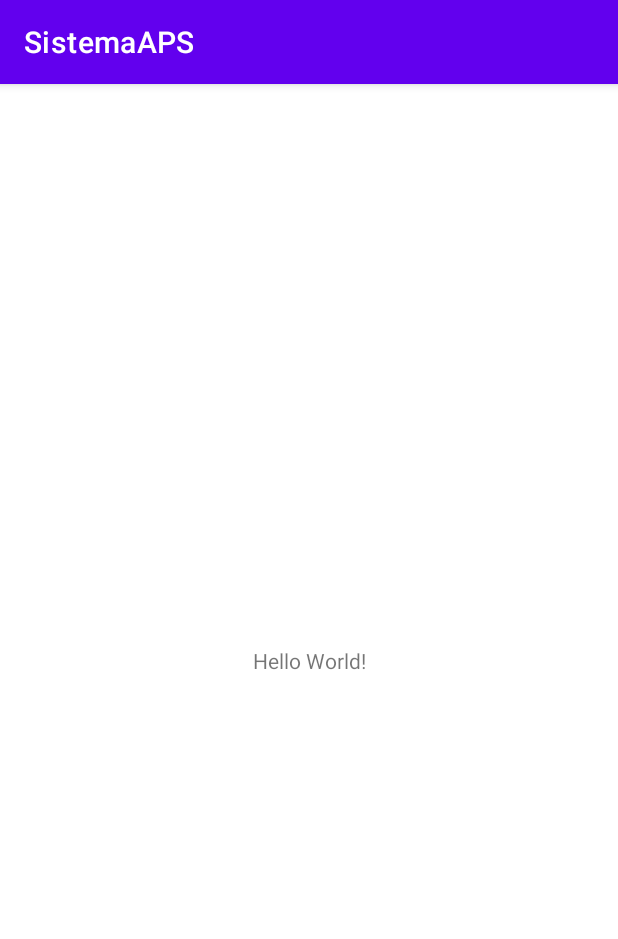
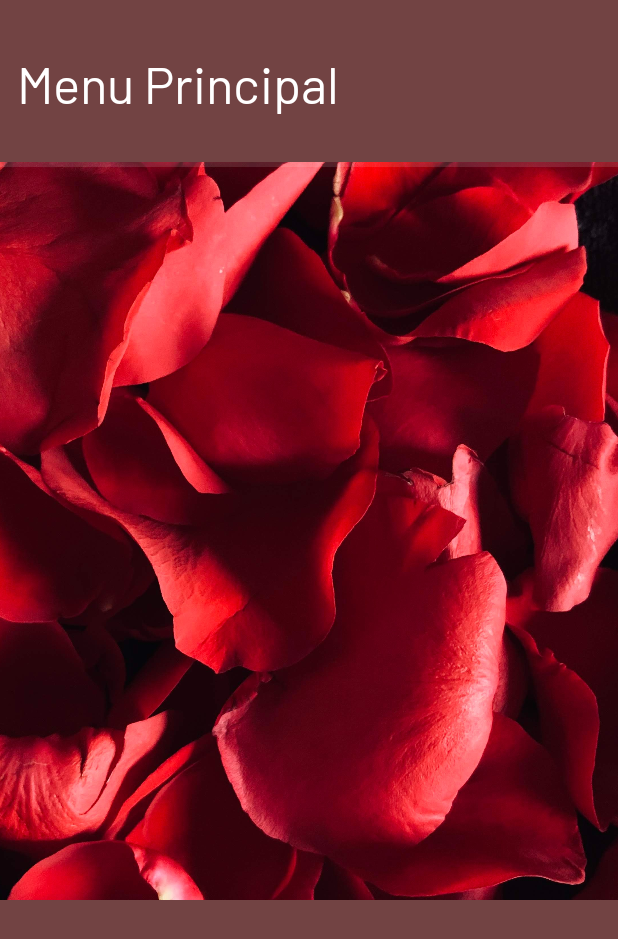
Before and after one commit to HenriqueOPeixoto/SistemaAPS, an Android app: the screen it shows after launch (MainActivity), on a phone screen of 412 x 824 dp. Shown: the top 939 px of the screen. Run offline under Robolectric (Android 15) with nearby library versions, the phone set to English and light mode, and no system bars.

Commit message:
Implement main menu image and 3 placeholder buttons

```diff
--- a/app/src/main/res/layout/activity_main.xml
+++ b/app/src/main/res/layout/activity_main.xml
@@ -4,14 +4,91 @@
     xmlns:tools="http://schemas.android.com/tools"
     android:layout_width="match_parent"
     android:layout_height="match_parent"
-    tools:context=".MainActivity">
+    android:background="#724343"
+    tools:context=".MainActivity" >
+
+    <ImageView
+        android:id="@+id/imageView"
+        android:layout_width="572dp"
+        android:layout_height="492dp"
+        android:layout_marginTop="108dp"
+        android:scaleType="centerCrop"
+        app:layout_constraintEnd_toEndOf="parent"
+        app:layout_constraintHorizontal_bias="1.0"
+        app:layout_constraintStart_toStartOf="parent"
+        app:layout_constraintTop_toTopOf="parent"
+        app:srcCompat="@drawable/terminal_image" />
+
+    <Button
+        android:id="@+id/button"
+        android:layout_width="211dp"
+        android:layout_height="71dp"
+        android:layout_marginStart="76dp"
+        android:layout_marginTop="48dp"
+        android:backgroundTint="#C9B1B1"
+        android:fontFamily="@font/barlow"
+        android:text="Fazer Pedido"
+        android:textColor="@color/black"
+        app:layout_constraintEnd_toStartOf="@+id/imageView"
+        app:layout_constraintHorizontal_bias="0.0"
+        app:layout_constraintStart_toStartOf="parent"
+        app:layout_constraintTop_toTopOf="@+id/divider" />
+
+    <Button
+        android:id="@+id/button3"
+        android:layout_width="211dp"
+        android:layout_height="71dp"
+        android:layout_marginStart="76dp"
+        android:layout_marginTop="156dp"
+        android:backgroundTint="#C9B1B1"
+        android:fontFamily="@font/barlow"
+        android:text="Fazer Pedido"
+        android:textColor="@color/black"
+        app:layout_constraintEnd_toStartOf="@+id/imageView"
+        app:layout_constraintHorizontal_bias="0.0"
+        app:layout_constraintStart_toStartOf="parent"
+        app:layout_constraintTop_toTopOf="@+id/divider" />
+
+    <Button
+        android:id="@+id/button4"
+        android:layout_width="211dp"
+        android:layout_height="71dp"
+        android:layout_marginStart="76dp"
+        android:layout_marginTop="264dp"
+        android:backgroundTint="#C9B1B1"
+        android:fontFamily="@font/barlow"
+        android:text="Fazer Pedido"
+        android:textColor="@color/black"
+        app:layout_constraintEnd_toStartOf="@+id/imageView"
+        app:layout_constraintHorizontal_bias="0.0"
+        app:layout_constraintStart_toStartOf="parent"
+        app:layout_constraintTop_toTopOf="@+id/divider" />
 
     <TextView
+        android:id="@+id/textView"
         android:layout_width="wrap_content"
         android:layout_height="wrap_content"
-        android:text="Hello World!"
-        app:layout_constraintBottom_toBottomOf="parent"
+        android:layout_marginTop="28dp"
+        android:fontFamily="@font/barlow"
+        android:text="Menu Principal"
+        android:textColor="@color/white"
+        android:textSize="34sp"
+        app:layout_constraintBottom_toTopOf="@+id/divider"
         app:layout_constraintEnd_toEndOf="parent"
+        app:layout_constraintHorizontal_bias="0.058"
+        app:layout_constraintStart_toStartOf="parent"
+        app:layout_constraintTop_toTopOf="parent"
+        app:layout_constraintVertical_bias="0.111" />
+
+    <View
+        android:id="@+id/divider"
+        android:layout_width="wrap_content"
+        android:layout_height="3dp"
+        android:layout_marginTop="108dp"
+        android:background="?android:attr/listDivider"
+        android:backgroundTint="@color/white"
+        app:layout_constraintEnd_toEndOf="parent"
+        app:layout_constraintHorizontal_bias="0.0"
         app:layout_constraintStart_toStartOf="parent"
         app:layout_constraintTop_toTopOf="parent" />
 
--- a/app/src/main/res/values/themes.xml
+++ b/app/src/main/res/values/themes.xml
@@ -1,6 +1,6 @@
 <resources xmlns:tools="http://schemas.android.com/tools">
     <!-- Base application theme. -->
-    <style name="Theme.SistemaAPS" parent="Theme.MaterialComponents.DayNight.DarkActionBar">
+    <style name="Theme.SistemaAPS" parent="Theme.MaterialComponents.DayNight.NoActionBar">
         <!-- Primary brand color. -->
         <item name="colorPrimary">@color/purple_500</item>
         <item name="colorPrimaryVariant">@color/purple_700</item>
```
Also changed, not shown: app/src/main/res/drawable/terminal_image.jpg (added), app/src/main/res/font/barlow.ttf (added).
